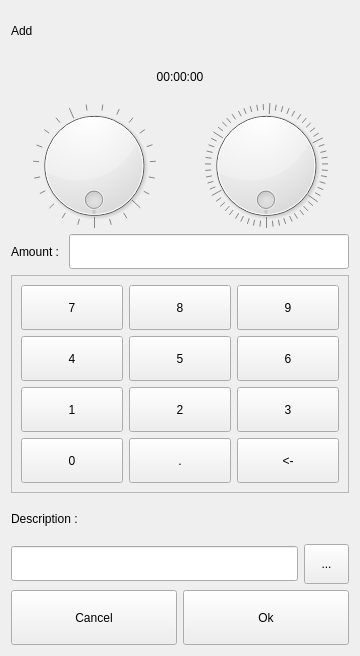
Old version of the form dlgsettime.ui in the repository ic005k/Knot-Legacy.
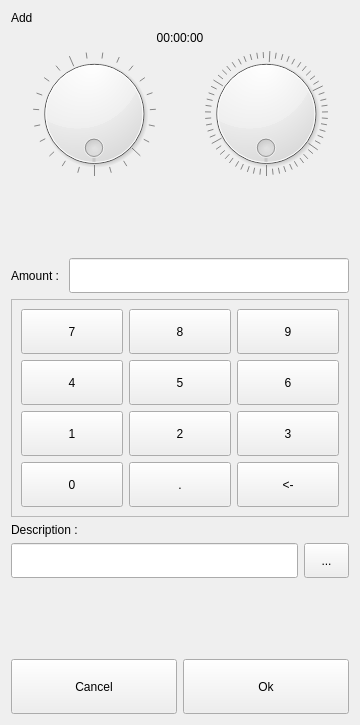
New version of the form.

```diff
--- a/dlgsettime.ui
+++ b/dlgsettime.ui
@@ -7,7 +7,7 @@
     <x>0</x>
     <y>0</y>
     <width>360</width>
-    <height>656</height>
+    <height>725</height>
    </rect>
   </property>
   <property name="windowTitle">
@@ -97,6 +97,19 @@
      </item>
     </layout>
    </item>
+   <item>
+    <spacer name="verticalSpacer_2">
+     <property name="orientation">
+      <enum>Qt::Vertical</enum>
+     </property>
+     <property name="sizeHint" stdset="0">
+      <size>
+       <width>20</width>
+       <height>40</height>
+      </size>
+     </property>
+    </spacer>
+   </item>
    <item>
     <layout class="QHBoxLayout" name="horizontalLayout_3">
      <item>
@@ -399,7 +412,7 @@
      <item>
       <widget class="QToolButton" name="btnCustom">
        <property name="sizePolicy">
-        <sizepolicy hsizetype="Fixed" vsizetype="Preferred">
+        <sizepolicy hsizetype="Fixed" vsizetype="Fixed">
          <horstretch>0</horstretch>
          <verstretch>0</verstretch>
         </sizepolicy>
@@ -407,7 +420,7 @@
        <property name="minimumSize">
         <size>
          <width>45</width>
-         <height>0</height>
+         <height>35</height>
         </size>
        </property>
        <property name="text">
@@ -417,6 +430,19 @@
      </item>
     </layout>
    </item>
+   <item>
+    <spacer name="verticalSpacer">
+     <property name="orientation">
+      <enum>Qt::Vertical</enum>
+     </property>
+     <property name="sizeHint" stdset="0">
+      <size>
+       <width>20</width>
+       <height>40</height>
+      </size>
+     </property>
+    </spacer>
+   </item>
    <item>
     <layout class="QHBoxLayout" name="horizontalLayout">
      <item>
```
